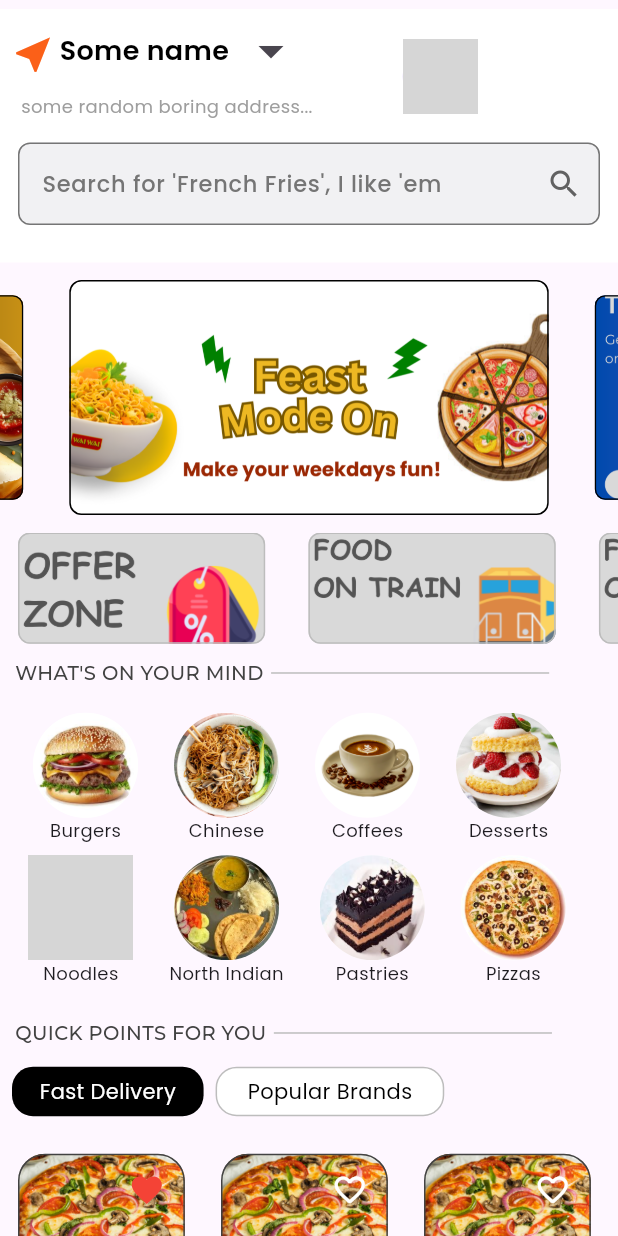
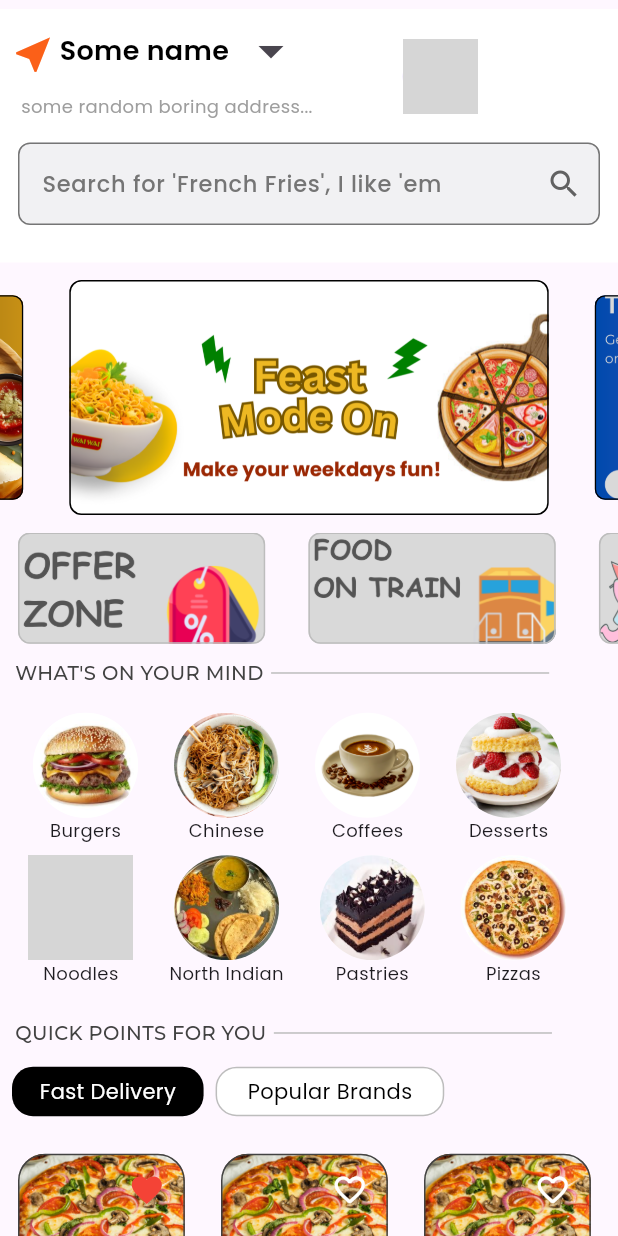
Before and after one commit to 0Armaan025/swiggy-clone, a Flutter app: the screen it shows after launch, after a tap on the "favorite outline" icon, on a phone screen of 412 x 824 dp. Run offline on Flutter 3.47's test engine with Material 3 defaults, Android fonts, the phone set to English and light mode, and no system bars; drawn by our look-alikes of carousel_slider; our stand-ins replace google_fonts, hexcolor; missing offline and left inert: background_remover; network calls fail; grey boxes are pictures that could not be loaded.

Commit message:
idek really

```diff
--- a/lib/common/quick_points_for_you/quick_pick_tile.dart
+++ b/lib/common/quick_points_for_you/quick_pick_tile.dart
@@ -2,7 +2,16 @@ import 'package:flutter/material.dart';
 import 'package:google_fonts/google_fonts.dart';
 
 class QuickPickTile extends StatefulWidget {
-  const QuickPickTile({super.key});
+  final String name;
+  final String imageUrl;
+  final String desc;
+  final String category;
+  const QuickPickTile(
+      {super.key,
+      required this.name,
+      required this.imageUrl,
+      required this.desc,
+      required this.category});
 
   @override
   State<QuickPickTile> createState() => _QuickPickTileState();
@@ -35,9 +44,7 @@ class _QuickPickTileState extends State<QuickPickTile> {
                     color: Colors.grey.shade800,
                   ),
                   image: DecorationImage(
-                      image: AssetImage(
-                          "assets/images/banners/food_item_banner.png"),
-                      fit: BoxFit.cover),
+                      image: AssetImage(widget.imageUrl), fit: BoxFit.cover),
                 ),
               ),
               Positioned(
@@ -69,7 +76,7 @@ class _QuickPickTileState extends State<QuickPickTile> {
         Padding(
           padding: const EdgeInsets.only(left: 10.0),
           child: Text(
-            "La Pino'z Pizza",
+            widget.name,
             style: GoogleFonts.poppins(
                 color: Colors.grey.shade900,
                 fontSize: 12,
@@ -91,7 +98,7 @@ class _QuickPickTileState extends State<QuickPickTile> {
             Container(
               width: 100,
               child: Text(
-                " 4.4\t25-30 mins",
+                widget.desc,
                 style: GoogleFonts.poppins(
                   color: Colors.grey.shade900,
                   fontSize: 9,
@@ -103,7 +110,7 @@ class _QuickPickTileState extends State<QuickPickTile> {
         Padding(
           padding: const EdgeInsets.only(left: 2.0),
           child: Text(
-            "Pizzas",
+            widget.category,
             style:
                 GoogleFonts.poppins(color: Colors.grey.shade500, fontSize: 9),
           ),
--- a/lib/common/quick_points_for_you/quick_points_for_you.dart
+++ b/lib/common/quick_points_for_you/quick_points_for_you.dart
@@ -131,7 +131,12 @@ class QuickPointsForYouState extends State<QuickPointsForYou> {
               ),
               itemCount: 4,
               itemBuilder: (context, index) {
-                return QuickPickTile();
+                return QuickPickTile(
+                  name: 'La Pino\'z Pizza',
+                  imageUrl: 'assets/images/banners/food_item_banner.png',
+                  category: 'Pizzas',
+                  desc: '4.4\t25-30 mins',
+                );
               },
             ),
           ),
--- a/lib/features/views/home/home_view.dart
+++ b/lib/features/views/home/home_view.dart
@@ -114,7 +114,7 @@ class HomeScreen extends StatelessWidget {
                               borderRadius: BorderRadius.circular(8),
                               image: const DecorationImage(
                                 image: AssetImage(
-                                    'assets/images/banners/banner4.png'),
+                                    'assets/images/banners/banner6.png'),
                                 fit: BoxFit.cover,
                               ),
                             ),
```
Also changed, not shown: assets/images/banners/banner6.png (added).
